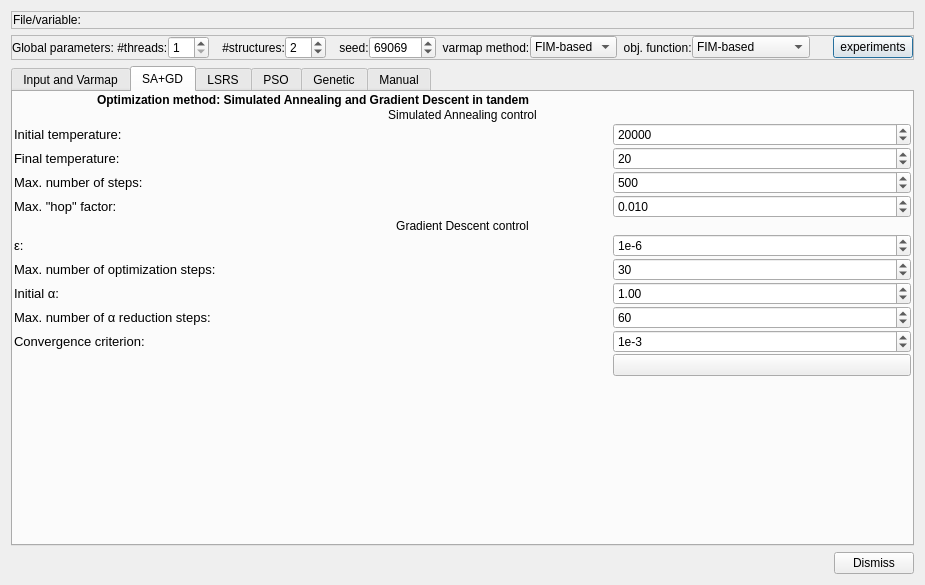
Old version of the form dialogs/automaticvarfitdialog.ui in the repository PauloCarvalhoRJ/gammaray.
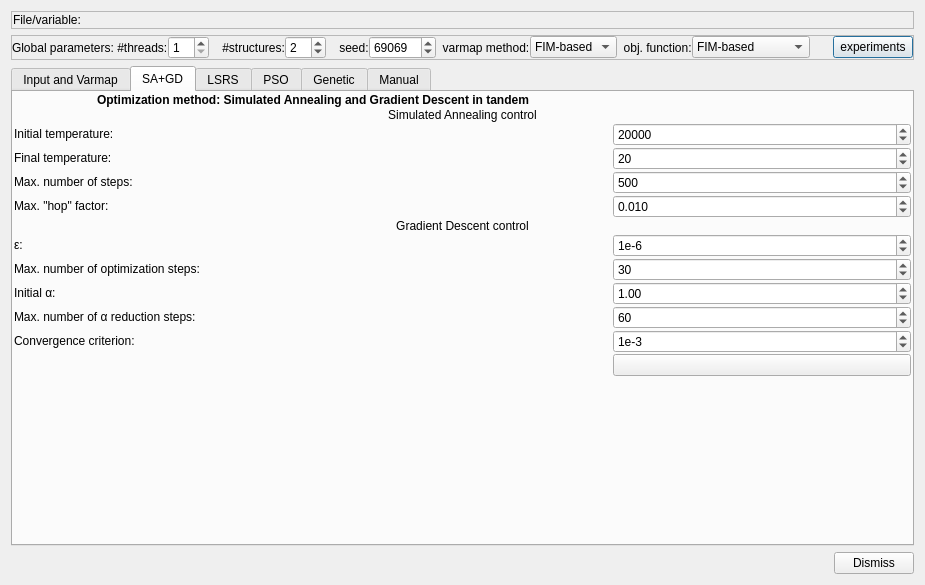
New version of the form. The open tabs and pages were chosen to show the change. Icons and pictures are not drawn.

Commit message: Adjusting fonts for UHD displays.

Diff of the .ui file:
```diff
--- a/dialogs/automaticvarfitdialog.ui
+++ b/dialogs/automaticvarfitdialog.ui
@@ -275,28 +275,28 @@
        <item row="4" column="0">
         <widget class="QLabel" name="label_17">
          <property name="text">
-          <string>&lt;html&gt;&lt;head/&gt;&lt;body&gt;&lt;p&gt;&lt;span style=&quot; font-family:'Verdana,Arial,Tahoma,Calibri,Geneva,sans-serif'; font-size:13px;&quot;&gt;Max. number of steps:&lt;/span&gt;&lt;/p&gt;&lt;/body&gt;&lt;/html&gt;</string>
+          <string>&lt;html&gt;&lt;head/&gt;&lt;body&gt;&lt;p&gt;&lt;span style=&quot; font-family:'Verdana,Arial,Tahoma,Calibri,Geneva,sans-serif';&quot;&gt;Max. number of steps:&lt;/span&gt;&lt;/p&gt;&lt;/body&gt;&lt;/html&gt;</string>
          </property>
         </widget>
        </item>
        <item row="3" column="0">
         <widget class="QLabel" name="label_12">
          <property name="text">
-          <string>&lt;html&gt;&lt;head/&gt;&lt;body&gt;&lt;p&gt;&lt;span style=&quot; font-family:'Verdana,Arial,Tahoma,Calibri,Geneva,sans-serif'; font-size:13px;&quot;&gt;Final temperature:&lt;/span&gt;&lt;/p&gt;&lt;/body&gt;&lt;/html&gt;</string>
+          <string>&lt;html&gt;&lt;head/&gt;&lt;body&gt;&lt;p&gt;&lt;span style=&quot; font-family:'Verdana,Arial,Tahoma,Calibri,Geneva,sans-serif';&quot;&gt;Final temperature:&lt;/span&gt;&lt;/p&gt;&lt;/body&gt;&lt;/html&gt;</string>
          </property>
         </widget>
        </item>
        <item row="5" column="0">
         <widget class="QLabel" name="label_18">
          <property name="text">
-          <string>&lt;html&gt;&lt;head/&gt;&lt;body&gt;&lt;p&gt;&lt;span style=&quot; font-family:'Verdana,Arial,Tahoma,Calibri,Geneva,sans-serif'; font-size:13px;&quot;&gt;Max. &quot;hop&quot; factor:&lt;/span&gt;&lt;/p&gt;&lt;/body&gt;&lt;/html&gt;</string>
+          <string>&lt;html&gt;&lt;head/&gt;&lt;body&gt;&lt;p&gt;&lt;span style=&quot; font-family:'Verdana,Arial,Tahoma,Calibri,Geneva,sans-serif';&quot;&gt;Max. &quot;hop&quot; factor:&lt;/span&gt;&lt;/p&gt;&lt;/body&gt;&lt;/html&gt;</string>
          </property>
         </widget>
        </item>
        <item row="2" column="0">
         <widget class="QLabel" name="label_11">
          <property name="text">
-          <string>&lt;html&gt;&lt;head/&gt;&lt;body&gt;&lt;p&gt;&lt;span style=&quot; font-family:'Verdana,Arial,Tahoma,Calibri,Geneva,sans-serif'; font-size:13px;&quot;&gt;Initial temperature:&lt;/span&gt;&lt;/p&gt;&lt;/body&gt;&lt;/html&gt;</string>
+          <string>&lt;html&gt;&lt;head/&gt;&lt;body&gt;&lt;p&gt;&lt;span style=&quot; font-family:'Verdana,Arial,Tahoma,Calibri,Geneva,sans-serif';&quot;&gt;Initial temperature:&lt;/span&gt;&lt;/p&gt;&lt;/body&gt;&lt;/html&gt;</string>
          </property>
         </widget>
        </item>
@@ -313,35 +313,35 @@
        <item row="8" column="0">
         <widget class="QLabel" name="label_15">
          <property name="text">
-          <string>&lt;html&gt;&lt;head/&gt;&lt;body&gt;&lt;p&gt;&lt;span style=&quot; font-family:'Verdana,Arial,Tahoma,Calibri,Geneva,sans-serif'; font-size:13px;&quot;&gt;Max. number of optimization steps:&lt;/span&gt;&lt;/p&gt;&lt;/body&gt;&lt;/html&gt;</string>
+          <string>&lt;html&gt;&lt;head/&gt;&lt;body&gt;&lt;p&gt;&lt;span style=&quot; font-family:'Verdana,Arial,Tahoma,Calibri,Geneva,sans-serif';&quot;&gt;Max. number of optimization steps:&lt;/span&gt;&lt;/p&gt;&lt;/body&gt;&lt;/html&gt;</string>
          </property>
         </widget>
        </item>
        <item row="7" column="0">
         <widget class="QLabel" name="label_16">
          <property name="text">
-          <string>&lt;html&gt;&lt;head/&gt;&lt;body&gt;&lt;p&gt;&lt;span style=&quot; font-family:'Verdana,Arial,Tahoma,Calibri,Geneva,sans-serif'; font-size:13px;&quot;&gt;&amp;epsilon;:&lt;/span&gt;&lt;/p&gt;&lt;/body&gt;&lt;/html&gt;</string>
+          <string>&lt;html&gt;&lt;head/&gt;&lt;body&gt;&lt;p&gt;&lt;span style=&quot; font-family:'Verdana,Arial,Tahoma,Calibri,Geneva,sans-serif';&quot;&gt;&amp;epsilon;:&lt;/span&gt;&lt;/p&gt;&lt;/body&gt;&lt;/html&gt;</string>
          </property>
         </widget>
        </item>
        <item row="10" column="0">
         <widget class="QLabel" name="label_19">
          <property name="text">
-          <string>&lt;html&gt;&lt;head/&gt;&lt;body&gt;&lt;p&gt;&lt;span style=&quot; font-family:'Verdana,Arial,Tahoma,Calibri,Geneva,sans-serif'; font-size:13px;&quot;&gt;Max. number of α reduction steps:&lt;/span&gt;&lt;/p&gt;&lt;/body&gt;&lt;/html&gt;</string>
+          <string>&lt;html&gt;&lt;head/&gt;&lt;body&gt;&lt;p&gt;&lt;span style=&quot; font-family:'Verdana,Arial,Tahoma,Calibri,Geneva,sans-serif';&quot;&gt;Max. number of α reduction steps:&lt;/span&gt;&lt;/p&gt;&lt;/body&gt;&lt;/html&gt;</string>
          </property>
         </widget>
        </item>
        <item row="9" column="0">
         <widget class="QLabel" name="label_14">
          <property name="text">
-          <string>&lt;html&gt;&lt;head/&gt;&lt;body&gt;&lt;p&gt;&lt;span style=&quot; font-family:'Verdana,Arial,Tahoma,Calibri,Geneva,sans-serif'; font-size:13px;&quot;&gt;Initial α: &lt;/span&gt;&lt;/p&gt;&lt;/body&gt;&lt;/html&gt;</string>
+          <string>&lt;html&gt;&lt;head/&gt;&lt;body&gt;&lt;p&gt;&lt;span style=&quot; font-family:'Verdana,Arial,Tahoma,Calibri,Geneva,sans-serif';&quot;&gt;Initial α: &lt;/span&gt;&lt;/p&gt;&lt;/body&gt;&lt;/html&gt;</string>
          </property>
         </widget>
        </item>
        <item row="11" column="0">
         <widget class="QLabel" name="label_9">
          <property name="text">
-          <string>&lt;html&gt;&lt;head/&gt;&lt;body&gt;&lt;p&gt;&lt;span style=&quot; font-family:'Verdana,Arial,Tahoma,Calibri,Geneva,sans-serif'; font-size:13px;&quot;&gt;Convergence criterion:&lt;/span&gt;&lt;/p&gt;&lt;/body&gt;&lt;/html&gt;</string>
+          <string>&lt;html&gt;&lt;head/&gt;&lt;body&gt;&lt;p&gt;&lt;span style=&quot; font-family:'Verdana,Arial,Tahoma,Calibri,Geneva,sans-serif';&quot;&gt;Convergence criterion:&lt;/span&gt;&lt;/p&gt;&lt;/body&gt;&lt;/html&gt;</string>
          </property>
         </widget>
        </item>
```
Left out of the diff: 30 changed lines with no effect on the pictures.
